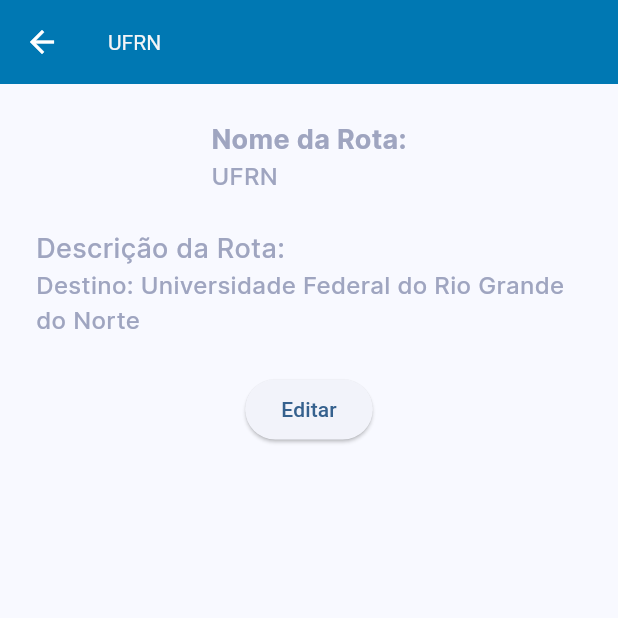
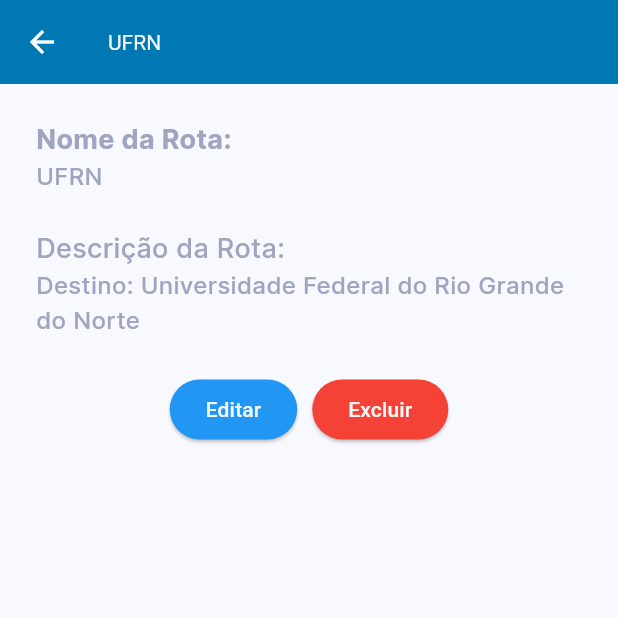
Before and after one commit to raixasantos/unibus, a Flutter app: the RouteDetailsPage screen opened directly with sample values from the repository, on a phone screen of 412 x 824 dp, the top half of it. Run offline on Flutter 3.47's test engine with Material 2 defaults, Android fonts, the phone set to English and light mode, and no system bars; our stand-ins replace cloud_firestore, firebase_core, fluttertoast; missing offline and left inert: firebase; accounts and stored records are empty.

Commit message:
style: ajustes

```diff
--- a/lib/screens/createRoute.dart
+++ b/lib/screens/createRoute.dart
@@ -85,6 +85,8 @@ class _CreateRouteState extends State<CreateRoute> {
 
                 // Limpar os controladores após adicionar a rota
                 createRouteProvider.clearControllers();
+
+                Navigator.pop(context);
               },
               child: Text("Adicionar Rota"),
             ),
--- a/lib/screens/routes_details.dart
+++ b/lib/screens/routes_details.dart
@@ -38,13 +38,14 @@ class _RouteDetailsPageState extends State<RouteDetailsPage> {
         child: Padding(
           padding: const EdgeInsets.all(24),
           child: Column(
+            crossAxisAlignment: CrossAxisAlignment.start,
             children: [
               Padding(
                 padding: const EdgeInsets.only(bottom: 24),
                 child: Column(
                   crossAxisAlignment: CrossAxisAlignment.start,
                   children: [
-                    Text(
+                    const Text(
                       "Nome da Rota:",
                       style: TextStyle(
                         fontSize: 18,
@@ -58,7 +59,7 @@ class _RouteDetailsPageState extends State<RouteDetailsPage> {
                         : Text(
                             nameController
                                 .text, // Alterado para usar o controller
-                            style: TextStyle(
+                            style: const TextStyle(
                               fontSize: 16,
                             ),
                           ),
@@ -70,7 +71,7 @@ class _RouteDetailsPageState extends State<RouteDetailsPage> {
                 child: Column(
                   crossAxisAlignment: CrossAxisAlignment.start,
                   children: [
-                    Text(
+                    const Text(
                       "Descrição da Rota:",
                       style: TextStyle(
                         fontSize: 18,
@@ -83,7 +84,7 @@ class _RouteDetailsPageState extends State<RouteDetailsPage> {
                         : Text(
                             descriptionController
                                 .text, // Alterado para usar o controller
-                            style: TextStyle(
+                            style: const TextStyle(
                               fontSize: 16,
                             ),
                           ),
@@ -115,13 +116,41 @@ class _RouteDetailsPageState extends State<RouteDetailsPage> {
                   child: Text("Salvar Alterações"),
                 ),
               if (!isEditing)
-                ElevatedButton(
-                  onPressed: () {
-                    setState(() {
-                      isEditing = true;
-                    });
-                  },
-                  child: Text("Editar"),
+                Row(
+                  mainAxisAlignment:
+                      MainAxisAlignment.center, // Alinhar o botão à direita
+                  children: [
+                    Padding(
+                      padding: const EdgeInsets.only(right: 10),
+                      child: ElevatedButton(
+                          onPressed: () {
+                            setState(() {
+                              isEditing = true;
+                            });
+                          },
+                          child: const Text(
+                            "Editar",
+                            style: TextStyle(color: form),
+                          ),
+                          style: ButtonStyle(
+                              backgroundColor: MaterialStateProperty.all<Color>(
+                                  Colors.blue))),
+                    ),
+                    ElevatedButton(
+                        child: const Text(
+                          "Excluir",
+                          style: TextStyle(color: form),
+                        ), // Ícone de exclusão
+                        onPressed: () {
+                          // Remova a rota quando o botão de exclusão for pressionado
+                          Provider.of<RouteProvider>(context, listen: false)
+                              .removeRoute(widget.route);
+                          Navigator.pop(context);
+                        },
+                        style: ButtonStyle(
+                            backgroundColor:
+                                MaterialStateProperty.all<Color>(Colors.red))),
+                  ],
                 ),
             ],
           ),
--- a/lib/screens/taps/perfil_tap.dart
+++ b/lib/screens/taps/perfil_tap.dart
@@ -48,7 +48,7 @@ class Perfil extends StatelessWidget {
                       onPressed: () {
                         deletarUsuario(userProvider.user);
                       },
-                      child: Text("Deletar Usuário",
+                      child: Text("Excluir conta",
                           style: TextStyle(color: Colors.white)),
                       style: ButtonStyle(
                           backgroundColor:
```
Also changed, not shown: lib/screens/taps/routes_tap.dart (+17 -18 lines), lib/widgets/custom_route_card.dart (+0 -19 lines).
